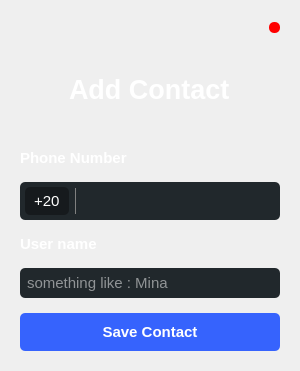
Before: the Qt Designer form addcontact.ui in MarkoSami/ChatVibes, drawn with Qt 5.
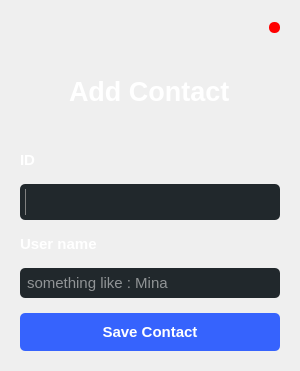
After: the same form once the commit is applied. Icons and pictures are not drawn.

What changed in the file:
```diff
--- a/addcontact.ui
+++ b/addcontact.ui
@@ -129,7 +129,7 @@
 background:transparent;</string>
         </property>
         <property name="text">
-         <string>Phone Number</string>
+         <string>ID</string>
         </property>
        </widget>
       </item>
@@ -156,18 +156,6 @@
          <property name="bottomMargin">
           <number>0</number>
          </property>
-         <item alignment="Qt::AlignVCenter">
-          <widget class="QLabel" name="label_10">
-           <property name="styleSheet">
-            <string notr="true">font-size:15px;
-color:white ;
-background:#161a1d;</string>
-           </property>
-           <property name="text">
-            <string>+20</string>
-           </property>
-          </widget>
-         </item>
          <item>
           <widget class="QLineEdit" name="lineEdit_4">
            <property name="styleSheet">
```
